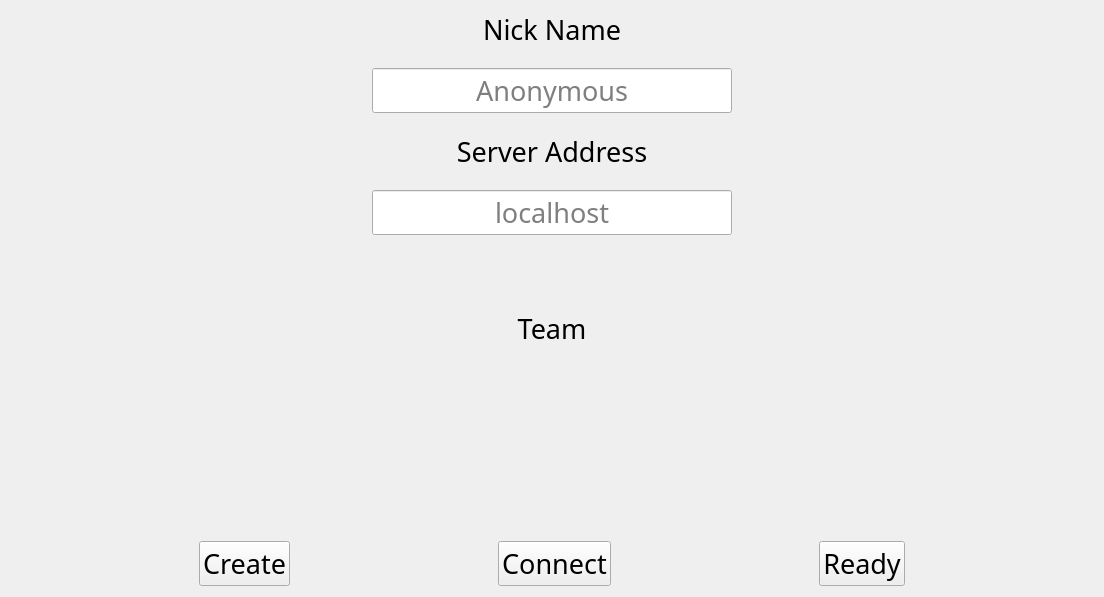
Before: the Qt Designer form src/startWindow/startWindow.ui in Generals-OI/Generals.OI, drawn with Qt 5.
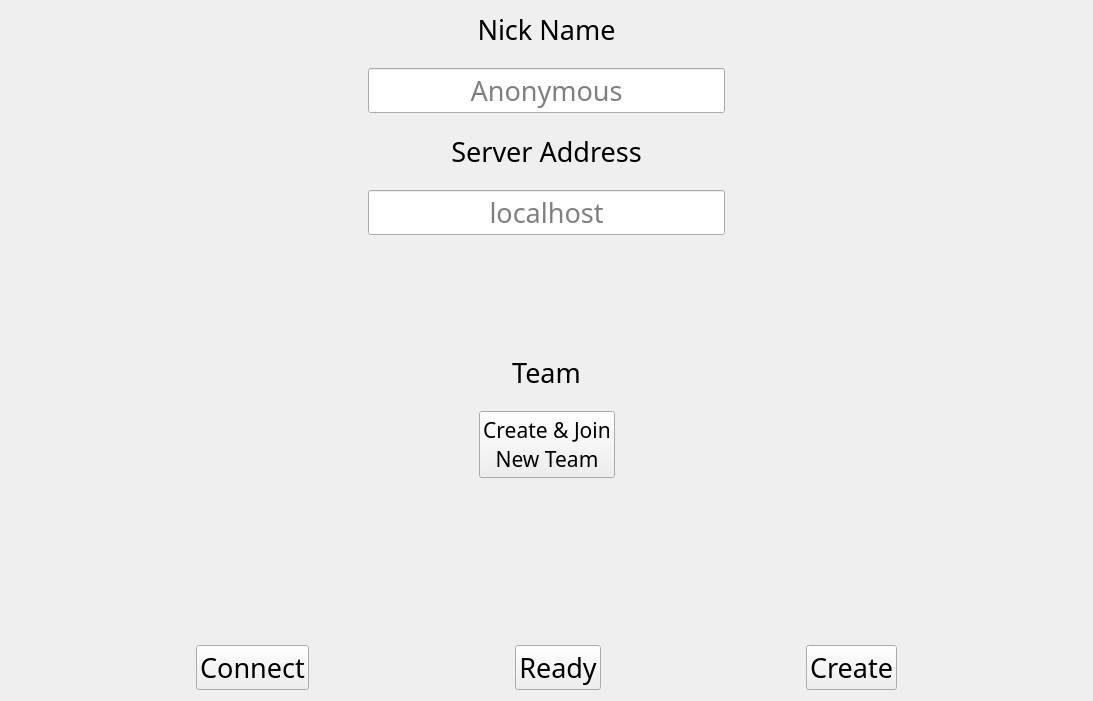
After: the same form once the commit is applied.

Commit message: chore: move files & prepare for team functions

```diff
--- a/src/startWindow/startWindow.ui
+++ b/src/startWindow/startWindow.ui
@@ -6,8 +6,8 @@
    <rect>
     <x>0</x>
     <y>0</y>
-    <width>1104</width>
-    <height>597</height>
+    <width>1093</width>
+    <height>701</height>
    </rect>
   </property>
   <property name="font">
@@ -132,6 +132,19 @@
      </item>
     </layout>
    </item>
+   <item>
+    <spacer name="vs1">
+     <property name="orientation">
+      <enum>Qt::Vertical</enum>
+     </property>
+     <property name="sizeHint" stdset="0">
+      <size>
+       <width>20</width>
+       <height>40</height>
+      </size>
+     </property>
+    </spacer>
+   </item>
    <item>
     <layout class="QVBoxLayout" name="vlTeam">
      <property name="spacing">
@@ -172,6 +185,21 @@
          </property>
         </spacer>
        </item>
+       <item>
+        <widget class="QPushButton" name="pbNewTeam">
+         <property name="font">
+          <font>
+           <family>Quicksand Regular</family>
+           <pointsize>16</pointsize>
+           <stylestrategy>PreferAntialias</stylestrategy>
+          </font>
+         </property>
+         <property name="text">
+          <string>Create &amp;&amp; Join
+New Team</string>
+         </property>
+        </widget>
+       </item>
        <item>
         <spacer name="hsTeam2">
          <property name="orientation">
@@ -189,6 +217,19 @@
      </item>
     </layout>
    </item>
+   <item>
+    <spacer name="vs2">
+     <property name="orientation">
+      <enum>Qt::Vertical</enum>
+     </property>
+     <property name="sizeHint" stdset="0">
+      <size>
+       <width>20</width>
+       <height>40</height>
+      </size>
+     </property>
+    </spacer>
+   </item>
    <item>
     <layout class="QVBoxLayout" name="verticalLayout">
      <property name="spacing">
@@ -235,33 +276,6 @@
          </property>
         </spacer>
        </item>
-       <item>
-        <widget class="QPushButton" name="pbCreateServer">
-         <property name="font">
-          <font>
-           <family>Quicksand Bold</family>
-           <pointsize>20</pointsize>
-           <stylestrategy>PreferAntialias</stylestrategy>
-          </font>
-         </property>
-         <property name="text">
-          <string>Create</string>
-         </property>
-        </widget>
-       </item>
-       <item>
-        <spacer name="hsButton2">
-         <property name="orientation">
-          <enum>Qt::Horizontal</enum>
-         </property>
-         <property name="sizeHint" stdset="0">
-          <size>
-           <width>40</width>
-           <height>20</height>
-          </size>
-         </property>
-        </spacer>
-       </item>
        <item>
         <widget class="QPushButton" name="pbConnect">
          <property name="font">
@@ -277,7 +291,7 @@
         </widget>
        </item>
        <item>
-        <spacer name="hsButton3">
+        <spacer name="hsButton2">
          <property name="orientation">
           <enum>Qt::Horizontal</enum>
          </property>
@@ -303,6 +317,36 @@
          </property>
         </widget>
        </item>
+       <item>
+        <spacer name="hsButton3">
+         <property name="orientation">
+          <enum>Qt::Horizontal</enum>
+         </property>
+         <property name="sizeHint" stdset="0">
+          <size>
+           <width>40</width>
+           <height>20</height>
+          </size>
+         </property>
+        </spacer>
+       </item>
+       <item>
+        <widget class="QPushButton" name="pbCreateServer">
+         <property name="font">
+          <font>
+           <family>Quicksand Bold</family>
+           <pointsize>20</pointsize>
+           <stylestrategy>PreferAntialias</stylestrategy>
+          </font>
+         </property>
+         <property name="whatsThis">
+          <string>Create game server</string>
+         </property>
+         <property name="text">
+          <string>Create</string>
+         </property>
+        </widget>
+       </item>
        <item>
         <spacer name="hsButton4">
          <property name="orientation">
```
Left out of the diff: 9 changed lines with no effect on the pictures. The commit also changes 7 other files.
